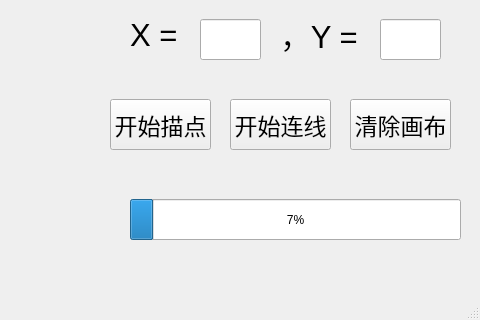
Before: the Qt Designer form mainwindow.ui in Arsener/tsp, drawn with Qt 5; both pictures show x 450 to 930 and y 190 to 510 of the 930 by 510 pixel window.
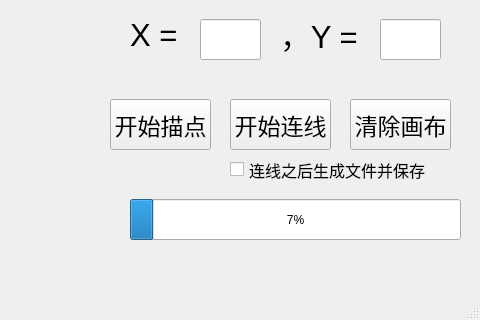
After: the same form once the commit is applied. Custom widgets are drawn as their Qt base class.

Commit message: check box & optimize choose

Diff of the .ui file:
```diff
--- a/mainwindow.ui
+++ b/mainwindow.ui
@@ -378,6 +378,24 @@
      <string>清除画布</string>
     </property>
    </widget>
+   <widget class="QCheckBox" name="checkBox">
+    <property name="geometry">
+     <rect>
+      <x>680</x>
+      <y>330</y>
+      <width>201</width>
+      <height>21</height>
+     </rect>
+    </property>
+    <property name="font">
+     <font>
+      <pointsize>12</pointsize>
+     </font>
+    </property>
+    <property name="text">
+     <string>连线之后生成文件并保存</string>
+    </property>
+   </widget>
   </widget>
   <widget class="QStatusBar" name="statusBar"/>
   <widget class="QMenuBar" name="menuBar">
```
The commit also changes 7 other files.
